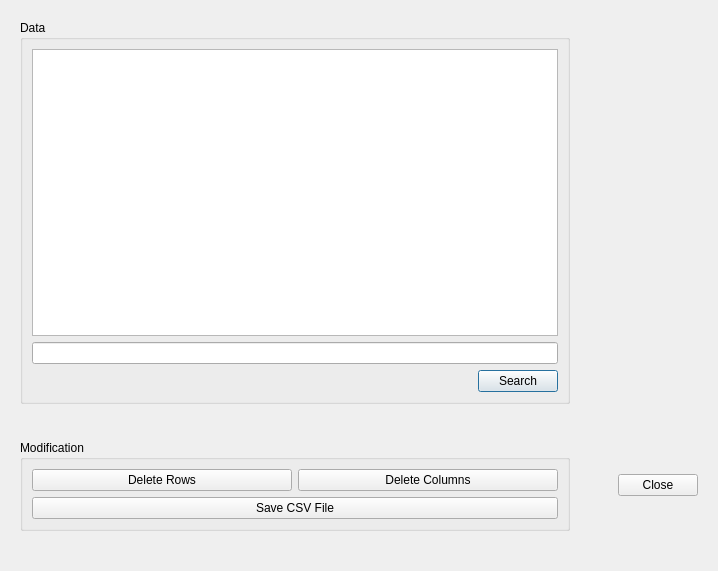
Old version of the form PartialCode/windows/setinput.ui in the repository jeantm/ProjectFADTTS.
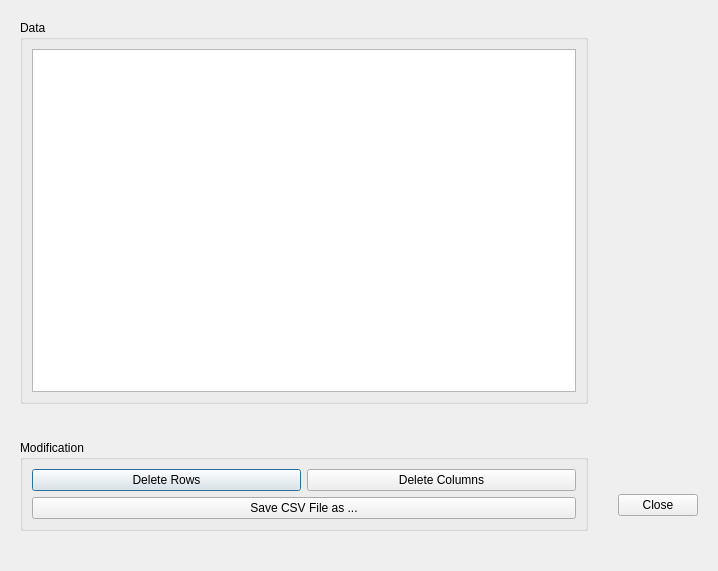
New version of the form.

Diff of the .ui file:
```diff
--- a/PartialCode/windows/setinput.ui
+++ b/PartialCode/windows/setinput.ui
@@ -39,32 +39,9 @@
          <string>Data</string>
         </property>
         <layout class="QGridLayout" name="gridLayout_2">
-         <item row="2" column="1">
-          <spacer name="horizontalSpacer_2">
-           <property name="orientation">
-            <enum>Qt::Horizontal</enum>
-           </property>
-           <property name="sizeHint" stdset="0">
-            <size>
-             <width>40</width>
-             <height>20</height>
-            </size>
-           </property>
-          </spacer>
-         </item>
-         <item row="1" column="0" colspan="3">
-          <widget class="QLineEdit" name="filename_lineEdit"/>
-         </item>
-         <item row="0" column="0" colspan="3">
+         <item row="0" column="0" colspan="2">
           <widget class="QTableWidget" name="data_tableWidget"/>
          </item>
-         <item row="2" column="2">
-          <widget class="QPushButton" name="searchFile_pushButton">
-           <property name="text">
-            <string>Search</string>
-           </property>
-          </widget>
-         </item>
         </layout>
        </widget>
       </item>
@@ -97,7 +74,7 @@
          <item row="4" column="0" colspan="2">
           <widget class="QPushButton" name="saveFile_pushButton">
            <property name="text">
-            <string>Save CSV File</string>
+            <string>Save CSV File as ...</string>
            </property>
           </widget>
          </item>
@@ -107,14 +84,25 @@
      </layout>
     </widget>
    </item>
-   <item row="3" column="3">
-    <widget class="QWidget" name="load_widget" native="true">
-     <layout class="QVBoxLayout" name="verticalLayout_7"/>
-    </widget>
-   </item>
    <item row="3" column="4">
     <widget class="QWidget" name="close_widget" native="true">
      <layout class="QVBoxLayout" name="verticalLayout_2">
+      <item>
+       <spacer name="verticalSpacer">
+        <property name="orientation">
+         <enum>Qt::Vertical</enum>
+        </property>
+        <property name="sizeType">
+         <enum>QSizePolicy::Minimum</enum>
+        </property>
+        <property name="sizeHint" stdset="0">
+         <size>
+          <width>20</width>
+          <height>40</height>
+         </size>
+        </property>
+       </spacer>
+      </item>
       <item>
        <widget class="QPushButton" name="close_pushButton">
         <property name="text">
```
Left out of the diff: 1 changed line with no effect on the pictures.
